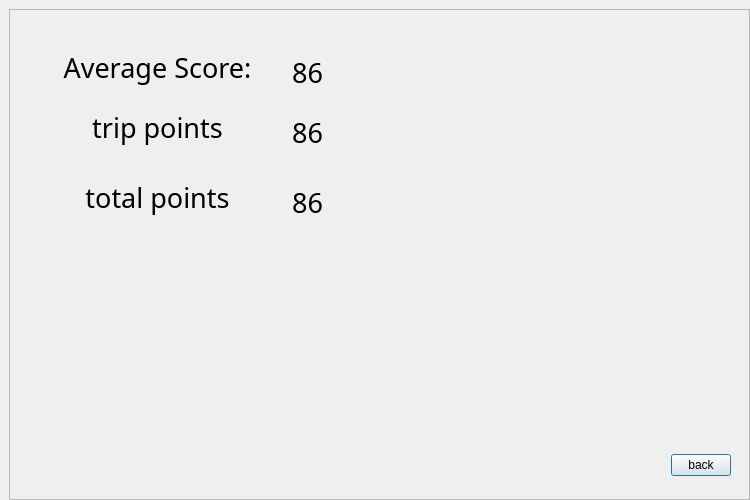
QUAFFquaff/AutoCoach, file GUINext_refer.ui: the form before one commit.
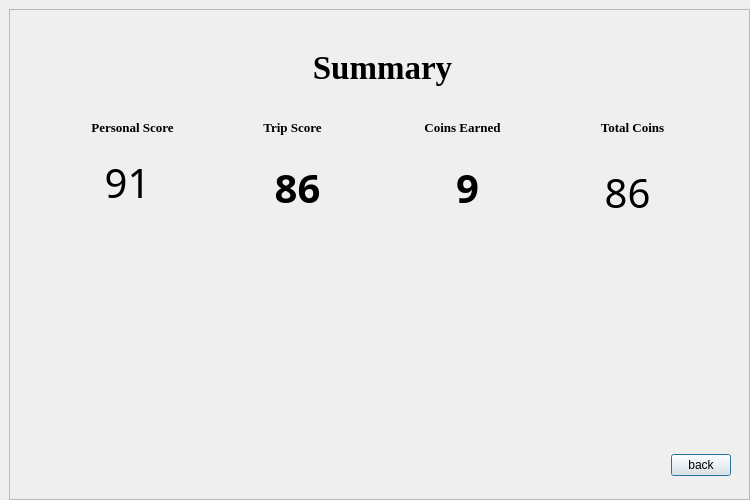
The form after the commit. Custom widgets are drawn as their Qt base class.

Patch:
```diff
--- a/GUINext_refer.ui
+++ b/GUINext_refer.ui
@@ -52,55 +52,17 @@
               <height>200</height>
              </size>
             </property>
-            <widget class="QLabel" name="CurrentScore">
+            <property name="font">
+             <font>
+              <pointsize>4</pointsize>
+             </font>
+            </property>
+            <widget class="QLabel" name="summary_text">
              <property name="geometry">
               <rect>
                <x>230</x>
-               <y>10</y>
-               <width>81</width>
-               <height>51</height>
-              </rect>
-             </property>
-             <property name="sizePolicy">
-              <sizepolicy hsizetype="Expanding" vsizetype="Preferred">
-               <horstretch>0</horstretch>
-               <verstretch>0</verstretch>
-              </sizepolicy>
-             </property>
-             <property name="minimumSize">
-              <size>
-               <width>20</width>
-               <height>20</height>
-              </size>
-             </property>
-             <property name="maximumSize">
-              <size>
-               <width>300</width>
-               <height>120</height>
-              </size>
-             </property>
-             <property name="font">
-              <font>
-               <family>Brush Script Std</family>
-               <pointsize>20</pointsize>
-               <weight>50</weight>
-               <italic>false</italic>
-               <bold>false</bold>
-              </font>
-             </property>
-             <property name="text">
-              <string>86</string>
-             </property>
-             <property name="alignment">
-              <set>Qt::AlignCenter</set>
-             </property>
-            </widget>
-            <widget class="QLabel" name="CurrentScore_3">
-             <property name="geometry">
-              <rect>
-               <x>20</x>
                <y>0</y>
-               <width>201</width>
+               <width>231</width>
                <height>61</height>
               </rect>
              </property>
@@ -124,15 +86,15 @@
              </property>
              <property name="font">
               <font>
-               <family>Brush Script Std</family>
-               <pointsize>20</pointsize>
-               <weight>50</weight>
+               <family>Times New Roman</family>
+               <pointsize>25</pointsize>
+               <weight>75</weight>
                <italic>false</italic>
-               <bold>false</bold>
+               <bold>true</bold>
               </font>
              </property>
              <property name="text">
-              <string>Average Score:</string>
+              <string>Summary</string>
              </property>
              <property name="alignment">
               <set>Qt::AlignCenter</set>
@@ -141,49 +103,53 @@
             <widget class="QLabel" name="badge1">
              <property name="geometry">
               <rect>
-               <x>420</x>
-               <y>40</y>
-               <width>61</width>
-               <height>51</height>
+               <x>530</x>
+               <y>70</y>
+               <width>131</width>
+               <height>41</height>
               </rect>
              </property>
-             <property name="text">
-              <string/>
+             <property name="sizePolicy">
+              <sizepolicy hsizetype="Expanding" vsizetype="Preferred">
+               <horstretch>0</horstretch>
+               <verstretch>0</verstretch>
+              </sizepolicy>
              </property>
-            </widget>
-            <widget class="QLabel" name="badge2">
-             <property name="geometry">
-              <rect>
-               <x>520</x>
-               <y>40</y>
-               <width>61</width>
-               <height>51</height>
-              </rect>
+             <property name="minimumSize">
+              <size>
+               <width>20</width>
+               <height>20</height>
+              </size>
              </property>
-             <property name="text">
-              <string/>
+             <property name="maximumSize">
+              <size>
+               <width>300</width>
+               <height>120</height>
+              </size>
              </property>
-            </widget>
-            <widget class="QLabel" name="badge3">
-             <property name="geometry">
-              <rect>
-               <x>610</x>
-               <y>40</y>
-               <width>61</width>
-               <height>51</height>
-              </rect>
+             <property name="font">
+              <font>
+               <family>Times New Roman</family>
+               <pointsize>10</pointsize>
+               <weight>75</weight>
+               <italic>false</italic>
+               <bold>true</bold>
+              </font>
              </property>
              <property name="text">
-              <string/>
+              <string>Total Coins</string>
              </property>
+             <property name="alignment">
+              <set>Qt::AlignCenter</set>
+             </property>
             </widget>
             <widget class="QLabel" name="trip_points_text">
              <property name="geometry">
               <rect>
-               <x>20</x>
-               <y>60</y>
-               <width>201</width>
-               <height>61</height>
+               <x>360</x>
+               <y>70</y>
+               <width>131</width>
+               <height>41</height>
               </rect>
              </property>
              <property name="sizePolicy">
@@ -206,15 +172,15 @@
              </property>
              <property name="font">
               <font>
-               <family>Brush Script Std</family>
-               <pointsize>20</pointsize>
-               <weight>50</weight>
+               <family>Times New Roman</family>
+               <pointsize>10</pointsize>
+               <weight>75</weight>
                <italic>false</italic>
-               <bold>false</bold>
+               <bold>true</bold>
               </font>
              </property>
              <property name="text">
-              <string>trip points</string>
+              <string>Coins Earned</string>
              </property>
              <property name="alignment">
               <set>Qt::AlignCenter</set>
@@ -223,10 +189,10 @@
             <widget class="QLabel" name="trip_points_score">
              <property name="geometry">
               <rect>
-               <x>230</x>
-               <y>70</y>
-               <width>81</width>
-               <height>51</height>
+               <x>380</x>
+               <y>120</y>
+               <width>101</width>
+               <height>61</height>
               </rect>
              </property>
              <property name="sizePolicy">
@@ -250,14 +216,14 @@
              <property name="font">
               <font>
                <family>Brush Script Std</family>
-               <pointsize>20</pointsize>
-               <weight>50</weight>
+               <pointsize>30</pointsize>
+               <weight>75</weight>
                <italic>false</italic>
-               <bold>false</bold>
+               <bold>true</bold>
               </font>
              </property>
              <property name="text">
-              <string>86</string>
+              <string>9</string>
              </property>
              <property name="alignment">
               <set>Qt::AlignCenter</set>
@@ -266,9 +232,95 @@
             <widget class="QLabel" name="total_points_text">
              <property name="geometry">
               <rect>
-               <x>20</x>
+               <x>550</x>
                <y>130</y>
-               <width>201</width>
+               <width>81</width>
+               <height>51</height>
+              </rect>
+             </property>
+             <property name="sizePolicy">
+              <sizepolicy hsizetype="Expanding" vsizetype="Preferred">
+               <horstretch>0</horstretch>
+               <verstretch>0</verstretch>
+              </sizepolicy>
+             </property>
+             <property name="minimumSize">
+              <size>
+               <width>20</width>
+               <height>20</height>
+              </size>
+             </property>
+             <property name="maximumSize">
+              <size>
+               <width>300</width>
+               <height>120</height>
+              </size>
+             </property>
+             <property name="font">
+              <font>
+               <family>Brush Script Std</family>
+               <pointsize>30</pointsize>
+               <weight>50</weight>
+               <italic>false</italic>
+               <bold>false</bold>
+              </font>
+             </property>
+             <property name="text">
+              <string>86</string>
+             </property>
+             <property name="alignment">
+              <set>Qt::AlignCenter</set>
+             </property>
+            </widget>
+            <widget class="QLabel" name="trip_score_text">
+             <property name="geometry">
+              <rect>
+               <x>190</x>
+               <y>70</y>
+               <width>131</width>
+               <height>41</height>
+              </rect>
+             </property>
+             <property name="sizePolicy">
+              <sizepolicy hsizetype="Expanding" vsizetype="Preferred">
+               <horstretch>0</horstretch>
+               <verstretch>0</verstretch>
+              </sizepolicy>
+             </property>
+             <property name="minimumSize">
+              <size>
+               <width>20</width>
+               <height>20</height>
+              </size>
+             </property>
+             <property name="maximumSize">
+              <size>
+               <width>300</width>
+               <height>120</height>
+              </size>
+             </property>
+             <property name="font">
+              <font>
+               <family>Times New Roman</family>
+               <pointsize>10</pointsize>
+               <weight>75</weight>
+               <italic>false</italic>
+               <bold>true</bold>
+              </font>
+             </property>
+             <property name="text">
+              <string>Trip Score</string>
+             </property>
+             <property name="alignment">
+              <set>Qt::AlignCenter</set>
+             </property>
+            </widget>
+            <widget class="QLabel" name="trip_score_score">
+             <property name="geometry">
+              <rect>
+               <x>210</x>
+               <y>120</y>
+               <width>101</width>
                <height>61</height>
               </rect>
              </property>
@@ -293,14 +345,14 @@
              <property name="font">
               <font>
                <family>Brush Script Std</family>
-               <pointsize>20</pointsize>
-               <weight>50</weight>
+               <pointsize>30</pointsize>
+               <weight>75</weight>
                <italic>false</italic>
-               <bold>false</bold>
+               <bold>true</bold>
               </font>
              </property>
              <property name="text">
-              <string>total points</string>
+              <string>86</string>
              </property>
              <property name="alignment">
               <set>Qt::AlignCenter</set>
@@ -309,8 +361,51 @@
             <widget class="QLabel" name="total_points_score">
              <property name="geometry">
               <rect>
-               <x>230</x>
-               <y>140</y>
+               <x>30</x>
+               <y>70</y>
+               <width>131</width>
+               <height>41</height>
+              </rect>
+             </property>
+             <property name="sizePolicy">
+              <sizepolicy hsizetype="Expanding" vsizetype="Preferred">
+               <horstretch>0</horstretch>
+               <verstretch>0</verstretch>
+              </sizepolicy>
+             </property>
+             <property name="minimumSize">
+              <size>
+               <width>20</width>
+               <height>20</height>
+              </size>
+             </property>
+             <property name="maximumSize">
+              <size>
+               <width>300</width>
+               <height>120</height>
+              </size>
+             </property>
+             <property name="font">
+              <font>
+               <family>Times New Roman</family>
+               <pointsize>10</pointsize>
+               <weight>75</weight>
+               <italic>false</italic>
+               <bold>true</bold>
+              </font>
+             </property>
+             <property name="text">
+              <string>Personal Score</string>
+             </property>
+             <property name="alignment">
+              <set>Qt::AlignCenter</set>
+             </property>
+            </widget>
+            <widget class="QLabel" name="personal_score_score">
+             <property name="geometry">
+              <rect>
+               <x>50</x>
+               <y>120</y>
                <width>81</width>
                <height>51</height>
               </rect>
@@ -336,14 +431,100 @@
              <property name="font">
               <font>
                <family>Brush Script Std</family>
-               <pointsize>20</pointsize>
+               <pointsize>30</pointsize>
                <weight>50</weight>
                <italic>false</italic>
                <bold>false</bold>
               </font>
              </property>
              <property name="text">
-              <string>86</string>
+              <string>91</string>
+             </property>
+             <property name="alignment">
+              <set>Qt::AlignCenter</set>
+             </property>
+            </widget>
+            <widget class="QLabel" name="Badge_img">
+             <property name="geometry">
+              <rect>
+               <x>40</x>
+               <y>20</y>
+               <width>91</width>
+               <height>51</height>
+              </rect>
+             </property>
+             <property name="sizePolicy">
+              <sizepolicy hsizetype="Expanding" vsizetype="Preferred">
+               <horstretch>0</horstretch>
+               <verstretch>0</verstretch>
+              </sizepolicy>
+             </property>
+             <property name="minimumSize">
+              <size>
+               <width>20</width>
+               <height>20</height>
+              </size>
+             </property>
+             <property name="maximumSize">
+              <size>
+               <width>300</width>
+               <height>120</height>
+              </size>
+             </property>
+             <property name="font">
+              <font>
+               <family>Times New Roman</family>
+               <pointsize>10</pointsize>
+               <weight>75</weight>
+               <italic>false</italic>
+               <bold>true</bold>
+              </font>
+             </property>
+             <property name="text">
+              <string/>
+             </property>
+             <property name="alignment">
+              <set>Qt::AlignCenter</set>
+             </property>
+            </widget>
+            <widget class="QLabel" name="Coin_img">
+             <property name="geometry">
+              <rect>
+               <x>550</x>
+               <y>20</y>
+               <width>91</width>
+               <height>51</height>
+              </rect>
+             </property>
+             <property name="sizePolicy">
+              <sizepolicy hsizetype="Expanding" vsizetype="Preferred">
+               <horstretch>0</horstretch>
+               <verstretch>0</verstretch>
+              </sizepolicy>
+             </property>
+             <property name="minimumSize">
+              <size>
+               <width>20</width>
+               <height>20</height>
+              </size>
+             </property>
+             <property name="maximumSize">
+              <size>
+               <width>300</width>
+               <height>120</height>
+              </size>
+             </property>
+             <property name="font">
+              <font>
+               <family>Times New Roman</family>
+               <pointsize>10</pointsize>
+               <weight>75</weight>
+               <italic>false</italic>
+               <bold>true</bold>
+              </font>
+             </property>
+             <property name="text">
+              <string/>
              </property>
              <property name="alignment">
               <set>Qt::AlignCenter</set>
```
Left out of the diff: 10 changed lines with no effect on the pictures.
